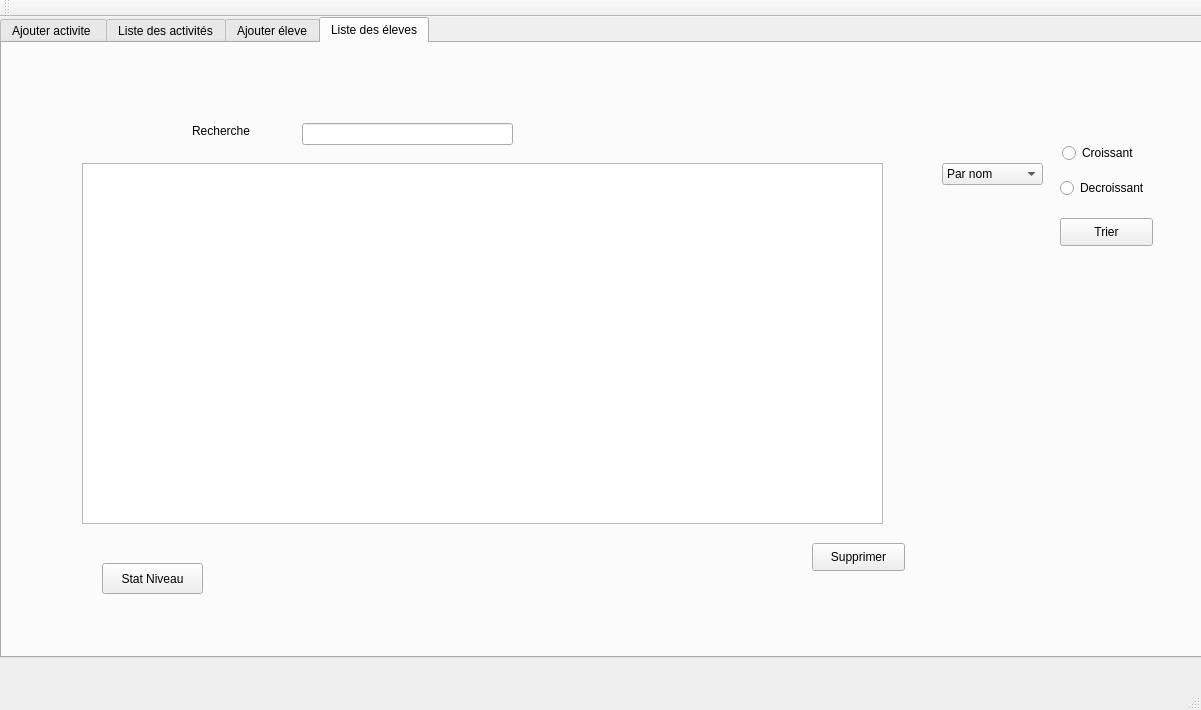
amira-1manai/QT_-project, file mainwindow.ui: the form before one commit.
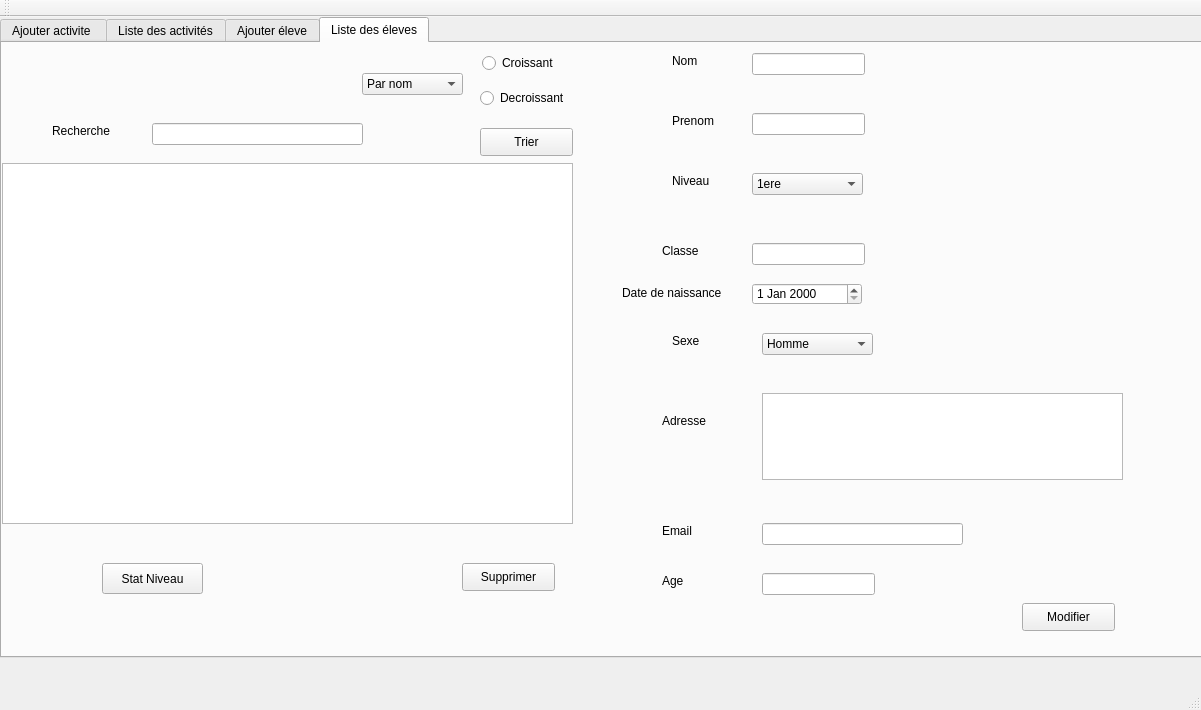
The form after the commit. The open tabs and pages were chosen to show the change.

```diff
--- a/mainwindow.ui
+++ b/mainwindow.ui
@@ -658,9 +658,9 @@
      <widget class="QTableView" name="tableView_2">
       <property name="geometry">
        <rect>
-        <x>80</x>
+        <x>0</x>
         <y>120</y>
-        <width>801</width>
+        <width>571</width>
         <height>361</height>
        </rect>
       </property>
@@ -668,8 +668,8 @@
      <widget class="QPushButton" name="pushButton_5">
       <property name="geometry">
        <rect>
-        <x>810</x>
-        <y>500</y>
+        <x>460</x>
+        <y>520</y>
         <width>93</width>
         <height>28</height>
        </rect>
@@ -681,8 +681,8 @@
      <widget class="QPushButton" name="pushButton_6">
       <property name="geometry">
        <rect>
-        <x>1058</x>
-        <y>175</y>
+        <x>478</x>
+        <y>85</y>
         <width>93</width>
         <height>28</height>
        </rect>
@@ -694,8 +694,8 @@
      <widget class="QRadioButton" name="radioButton_D_E">
       <property name="geometry">
        <rect>
-        <x>1058</x>
-        <y>135</y>
+        <x>478</x>
+        <y>45</y>
         <width>97</width>
         <height>20</height>
        </rect>
@@ -707,8 +707,8 @@
      <widget class="QComboBox" name="comboBox_E">
       <property name="geometry">
        <rect>
-        <x>940</x>
-        <y>120</y>
+        <x>360</x>
+        <y>30</y>
         <width>101</width>
         <height>22</height>
        </rect>
@@ -737,8 +737,8 @@
      <widget class="QRadioButton" name="radioButton_C_E">
       <property name="geometry">
        <rect>
-        <x>1060</x>
-        <y>100</y>
+        <x>480</x>
+        <y>10</y>
         <width>97</width>
         <height>20</height>
        </rect>
@@ -750,7 +750,7 @@
      <widget class="QLineEdit" name="lineEdit_2">
       <property name="geometry">
        <rect>
-        <x>300</x>
+        <x>150</x>
         <y>80</y>
         <width>211</width>
         <height>22</height>
@@ -760,7 +760,7 @@
      <widget class="QLabel" name="label_19">
       <property name="geometry">
        <rect>
-        <x>190</x>
+        <x>50</x>
         <y>80</y>
         <width>71</width>
         <height>16</height>
@@ -783,6 +783,266 @@
        <string>Stat Niveau</string>
       </property>
      </widget>
+     <widget class="QLabel" name="label_42">
+      <property name="geometry">
+       <rect>
+        <x>670</x>
+        <y>70</y>
+        <width>56</width>
+        <height>16</height>
+       </rect>
+      </property>
+      <property name="text">
+       <string>Prenom</string>
+      </property>
+     </widget>
+     <widget class="QLabel" name="label_43">
+      <property name="geometry">
+       <rect>
+        <x>670</x>
+        <y>130</y>
+        <width>56</width>
+        <height>16</height>
+       </rect>
+      </property>
+      <property name="text">
+       <string>Niveau</string>
+      </property>
+     </widget>
+     <widget class="QLineEdit" name="prenommodif">
+      <property name="geometry">
+       <rect>
+        <x>750</x>
+        <y>70</y>
+        <width>113</width>
+        <height>22</height>
+       </rect>
+      </property>
+     </widget>
+     <widget class="QComboBox" name="niveaumodif">
+      <property name="geometry">
+       <rect>
+        <x>750</x>
+        <y>130</y>
+        <width>111</width>
+        <height>22</height>
+       </rect>
+      </property>
+      <item>
+       <property name="text">
+        <string>1ere</string>
+       </property>
+      </item>
+      <item>
+       <property name="text">
+        <string>2eme</string>
+       </property>
+      </item>
+      <item>
+       <property name="text">
+        <string>3eme</string>
+       </property>
+      </item>
+      <item>
+       <property name="text">
+        <string>4eme</string>
+       </property>
+      </item>
+      <item>
+       <property name="text">
+        <string>5eme</string>
+       </property>
+      </item>
+      <item>
+       <property name="text">
+        <string>6eme</string>
+       </property>
+      </item>
+     </widget>
+     <widget class="QLineEdit" name="classemodif">
+      <property name="geometry">
+       <rect>
+        <x>750</x>
+        <y>200</y>
+        <width>113</width>
+        <height>22</height>
+       </rect>
+      </property>
+     </widget>
+     <widget class="QLineEdit" name="nommodif">
+      <property name="geometry">
+       <rect>
+        <x>750</x>
+        <y>10</y>
+        <width>113</width>
+        <height>22</height>
+       </rect>
+      </property>
+     </widget>
+     <widget class="QLabel" name="label_44">
+      <property name="geometry">
+       <rect>
+        <x>660</x>
+        <y>200</y>
+        <width>56</width>
+        <height>16</height>
+       </rect>
+      </property>
+      <property name="text">
+       <string>Classe</string>
+      </property>
+     </widget>
+     <widget class="QLabel" name="label_45">
+      <property name="geometry">
+       <rect>
+        <x>670</x>
+        <y>10</y>
+        <width>56</width>
+        <height>16</height>
+       </rect>
+      </property>
+      <property name="text">
+       <string>Nom</string>
+      </property>
+     </widget>
+     <widget class="QDateEdit" name="date_e_modif">
+      <property name="geometry">
+       <rect>
+        <x>750</x>
+        <y>240</y>
+        <width>110</width>
+        <height>22</height>
+       </rect>
+      </property>
+     </widget>
+     <widget class="QTextEdit" name="adressemodif">
+      <property name="geometry">
+       <rect>
+        <x>760</x>
+        <y>350</y>
+        <width>361</width>
+        <height>87</height>
+       </rect>
+      </property>
+     </widget>
+     <widget class="QLabel" name="label_46">
+      <property name="geometry">
+       <rect>
+        <x>670</x>
+        <y>290</y>
+        <width>56</width>
+        <height>16</height>
+       </rect>
+      </property>
+      <property name="text">
+       <string>Sexe</string>
+      </property>
+     </widget>
+     <widget class="QLabel" name="label_47">
+      <property name="geometry">
+       <rect>
+        <x>660</x>
+        <y>530</y>
+        <width>56</width>
+        <height>16</height>
+       </rect>
+      </property>
+      <property name="text">
+       <string>Age</string>
+      </property>
+     </widget>
+     <widget class="QLabel" name="label_48">
+      <property name="geometry">
+       <rect>
+        <x>660</x>
+        <y>480</y>
+        <width>56</width>
+        <height>16</height>
+       </rect>
+      </property>
+      <property name="text">
+       <string>Email</string>
+      </property>
+     </widget>
+     <widget class="QLineEdit" name="agemodif">
+      <property name="geometry">
+       <rect>
+        <x>760</x>
+        <y>530</y>
+        <width>113</width>
+        <height>22</height>
+       </rect>
+      </property>
+     </widget>
+     <widget class="QLabel" name="label_49">
+      <property name="geometry">
+       <rect>
+        <x>660</x>
+        <y>370</y>
+        <width>56</width>
+        <height>16</height>
+       </rect>
+      </property>
+      <property name="text">
+       <string>Adresse</string>
+      </property>
+     </widget>
+     <widget class="QLineEdit" name="emailmodif">
+      <property name="geometry">
+       <rect>
+        <x>760</x>
+        <y>480</y>
+        <width>201</width>
+        <height>22</height>
+       </rect>
+      </property>
+     </widget>
+     <widget class="QLabel" name="label_50">
+      <property name="geometry">
+       <rect>
+        <x>620</x>
+        <y>240</y>
+        <width>111</width>
+        <height>20</height>
+       </rect>
+      </property>
+      <property name="text">
+       <string>Date de naissance</string>
+      </property>
+     </widget>
+     <widget class="QComboBox" name="sexemodif">
+      <property name="geometry">
+       <rect>
+        <x>760</x>
+        <y>290</y>
+        <width>111</width>
+        <height>22</height>
+       </rect>
+      </property>
+      <item>
+       <property name="text">
+        <string>Homme</string>
+       </property>
+      </item>
+      <item>
+       <property name="text">
+        <string>Femme</string>
+       </property>
+      </item>
+     </widget>
+     <widget class="QPushButton" name="pushButton_18">
+      <property name="geometry">
+       <rect>
+        <x>1020</x>
+        <y>560</y>
+        <width>93</width>
+        <height>28</height>
+       </rect>
+      </property>
+      <property name="text">
+       <string>Modifier</string>
+      </property>
+     </widget>
     </widget>
    </widget>
   </widget>
```
Left out of the diff: 246 changed lines with no effect on the pictures.
